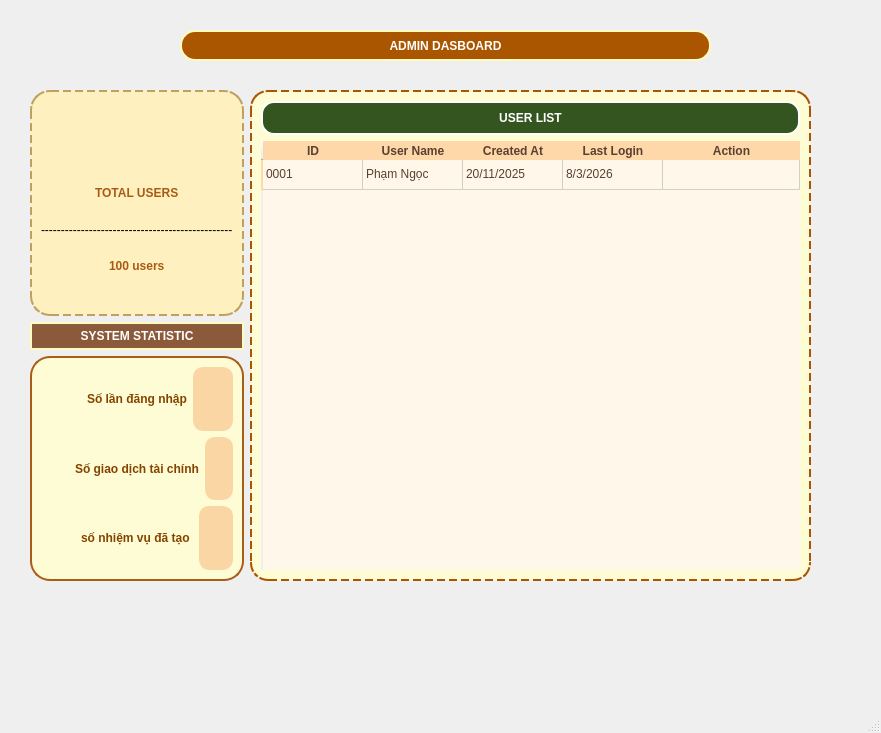
The window that ui/AdminWindow.ui (nghuongtra/FINAL_KTLT_LIFESTUDENTOS) describes before a commit, drawn with Qt 5.
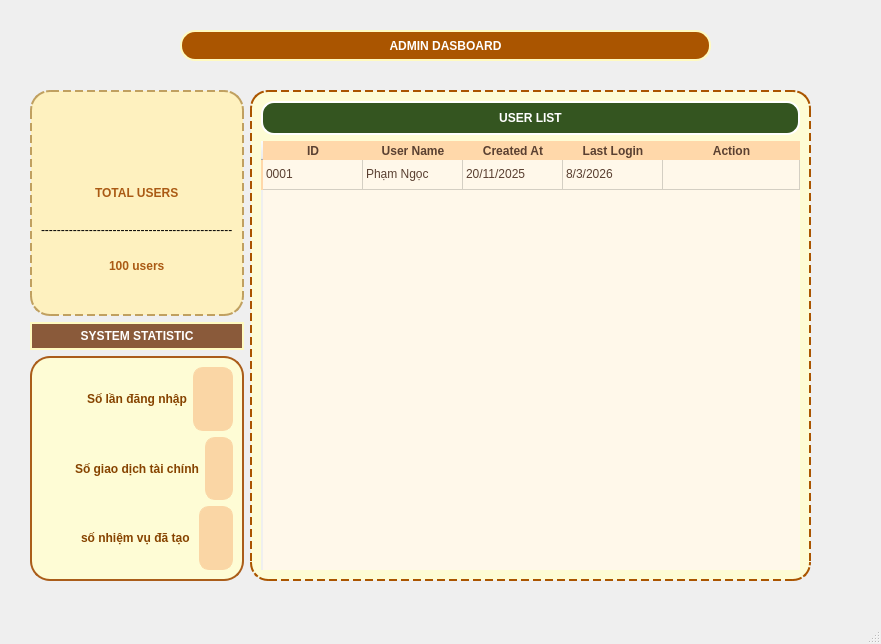
The same window after the commit. Icons and pictures are not drawn.

```diff
--- a/ui/AdminWindow.ui
+++ b/ui/AdminWindow.ui
@@ -7,7 +7,7 @@
     <x>0</x>
     <y>0</y>
     <width>881</width>
-    <height>733</height>
+    <height>644</height>
    </rect>
   </property>
   <property name="windowTitle">
@@ -51,7 +51,7 @@
      </size>
     </property>
    </widget>
-   <widget class="QWidget" name="">
+   <widget class="QWidget" name="layoutWidget">
     <property name="geometry">
      <rect>
       <x>30</x>
```
Left out of the diff: 5 changed lines with no effect on the pictures.
